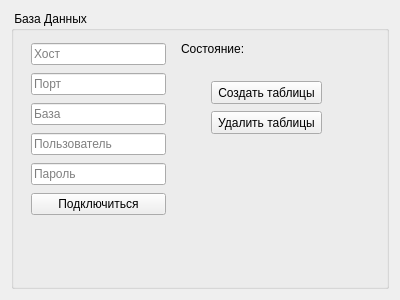
Above: ContentWidgetSettings.ui from EfimovIB/AutoServiceManager before the change. Below: the same form after it.
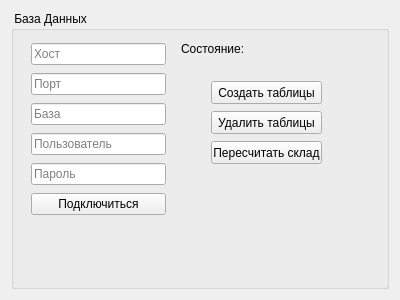
That is the form after the change.

```diff
--- a/ContentWidgetSettings.ui
+++ b/ContentWidgetSettings.ui
@@ -128,6 +128,19 @@
        </item>
       </layout>
      </widget>
+     <widget class="QPushButton" name="btnRecalcWareHouse">
+      <property name="geometry">
+       <rect>
+        <x>200</x>
+        <y>130</y>
+        <width>111</width>
+        <height>23</height>
+       </rect>
+      </property>
+      <property name="text">
+       <string>Пересчитать склад</string>
+      </property>
+     </widget>
     </widget>
    </item>
   </layout>
```
